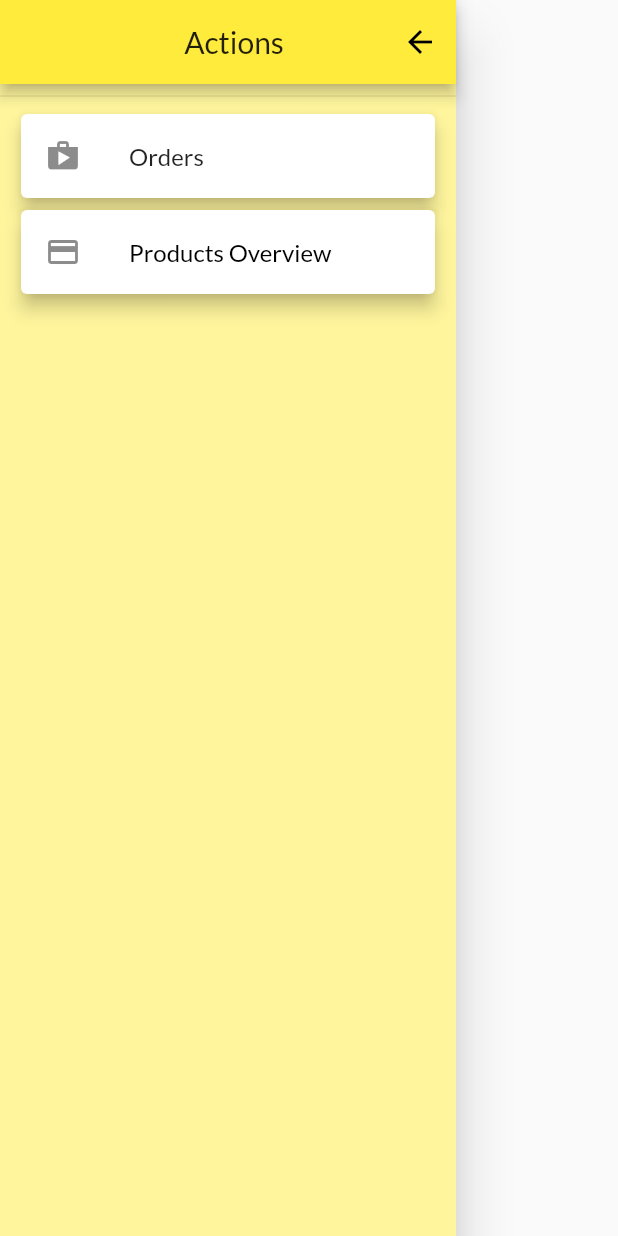
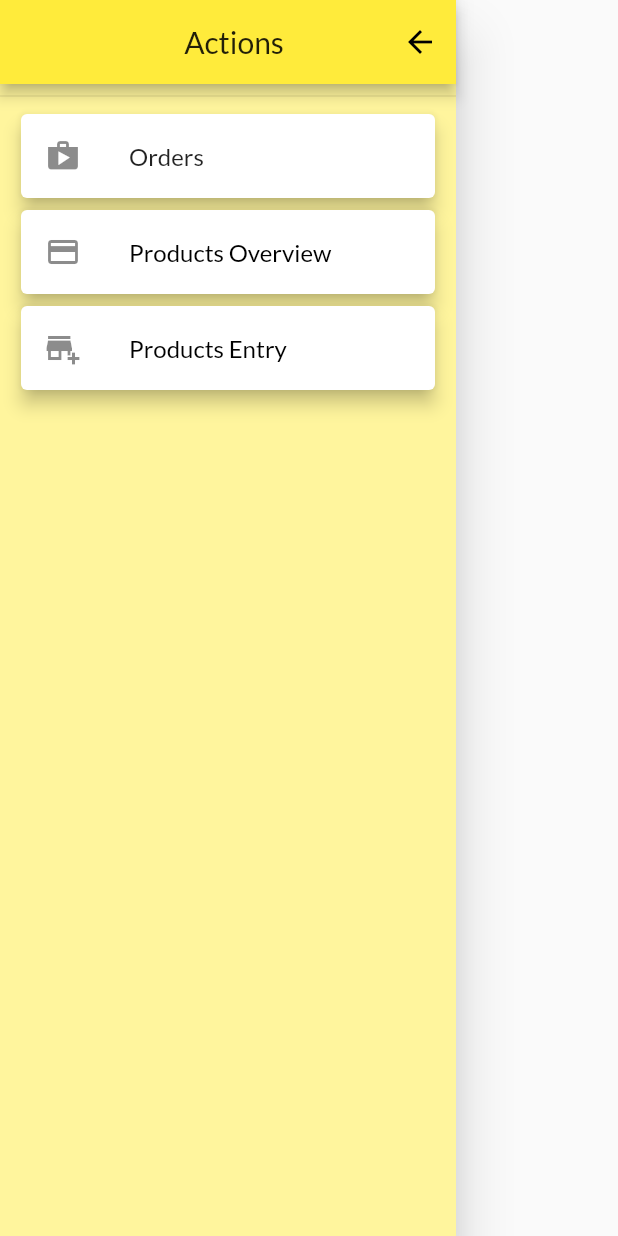
Before and after one commit to RAndrewKoch/shop_app, a Flutter app: the SideDrawer widget shown alone on an empty page, opened directly, on a phone screen of 412 x 824 dp. Run offline on Flutter 3.47's test engine with Material 2 defaults, Android fonts, the phone set to English and light mode, and no system bars; network calls fail.

Commit message:
-added product entry page

```diff
--- a/lib/main.dart
+++ b/lib/main.dart
@@ -1,6 +1,7 @@
 import 'package:flutter/material.dart';
 import 'package:provider/provider.dart';
 import 'package:shop_app/screens/orders_screen.dart';
+import 'package:shop_app/screens/product_entry_screen.dart';
 
 import './providers/cart.dart';
 import './providers/orders.dart';
@@ -42,6 +43,7 @@ class MyApp extends StatelessWidget {
           CartScreen.routeName: (context) => CartScreen(),
           OrdersScreen.routeName: (context) => OrdersScreen(),
           ProductsOverviewScreen.routeName: (context) => ProductsOverviewScreen(),
+          ProductEntry.routeName: (context) => ProductEntry(),
         },
       ),
     );
--- a/lib/screens/cart_screen.dart
+++ b/lib/screens/cart_screen.dart
@@ -1,3 +1,4 @@
+import 'package:flutter/cupertino.dart';
 import 'package:flutter/material.dart';
 import 'package:provider/provider.dart';
 
@@ -43,7 +44,8 @@ class CartScreen extends StatelessWidget {
                       backgroundColor: Theme.of(context).primaryColor,
                     ),
                     TextButton(
-                      child: Text("Place Order"),
+
+                      child: Text("Place Order", style: TextStyle(color: Colors.black),),
                       onPressed: () {
                         Provider.of<Orders>(context, listen: false).addOrder(cart.items.values.toList(), cart.totalAmount);
                         cart.clear();
--- a/lib/widgets/side_drawer.dart
+++ b/lib/widgets/side_drawer.dart
@@ -1,4 +1,5 @@
 import 'package:flutter/material.dart';
+import 'package:shop_app/screens/product_entry_screen.dart';
 
 import '../screens/orders_screen.dart';
 import '../screens/products_overview_screen.dart';
@@ -21,14 +22,6 @@ class SideDrawer extends StatelessWidget {
             ),
             Divider(),
 
-            // Container(
-            //   decoration: BoxDecoration(color: Theme.of(context).primaryColor, border: Border(bottom: BorderSide(),),),
-            //   height: 100,
-            //   child: Center(
-            //     child: Text('Actions', style: TextStyle(fontSize: 40),),
-            //   ),
-            //   padding: EdgeInsets.only(top: 30),
-            // ),
             Container(
               margin: EdgeInsets.symmetric(vertical: 0),
               padding: EdgeInsets.symmetric(vertical: 0, horizontal: 10),
@@ -58,7 +51,19 @@ class SideDrawer extends StatelessWidget {
                         style: TextStyle(color: Colors.black),
                       ),
                     ),
-                  )
+                  ),
+                  Card(
+                    elevation: 5,
+                    child: ListTile(
+                      leading: Icon(Icons.add_business),
+                      onTap: () => Navigator.of(context)
+                          .pushReplacementNamed(ProductEntry.routeName),
+                      title: Text(
+                        "Products Entry",
+                        style: TextStyle(color: Colors.black),
+                      ),
+                    ),
+                  ),
                 ],
               ),
             )
```
Also changed, not shown: lib/screens/product_entry_screen.dart (added, +19 -0 lines), lib/widgets/cart_item_display.dart (+15 -12 lines).
